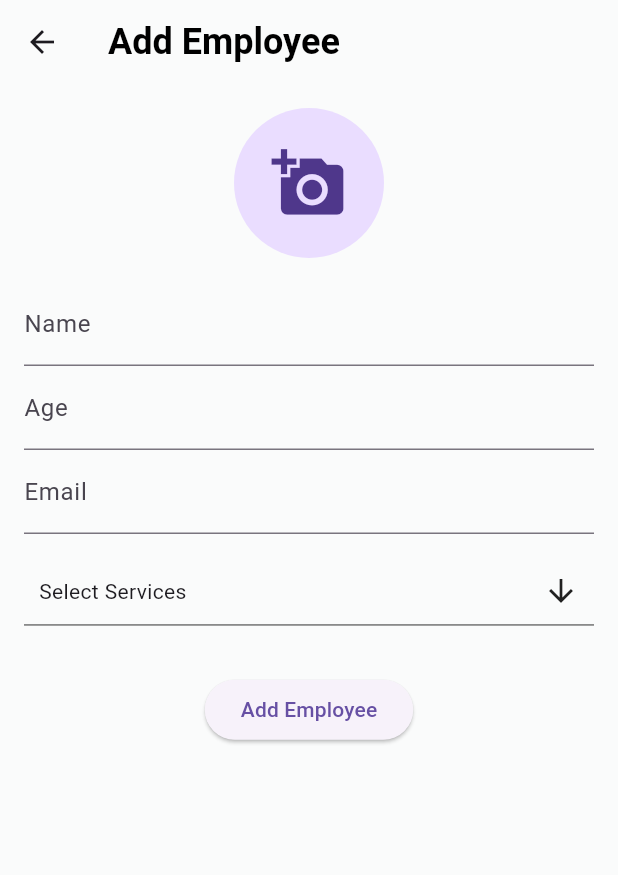
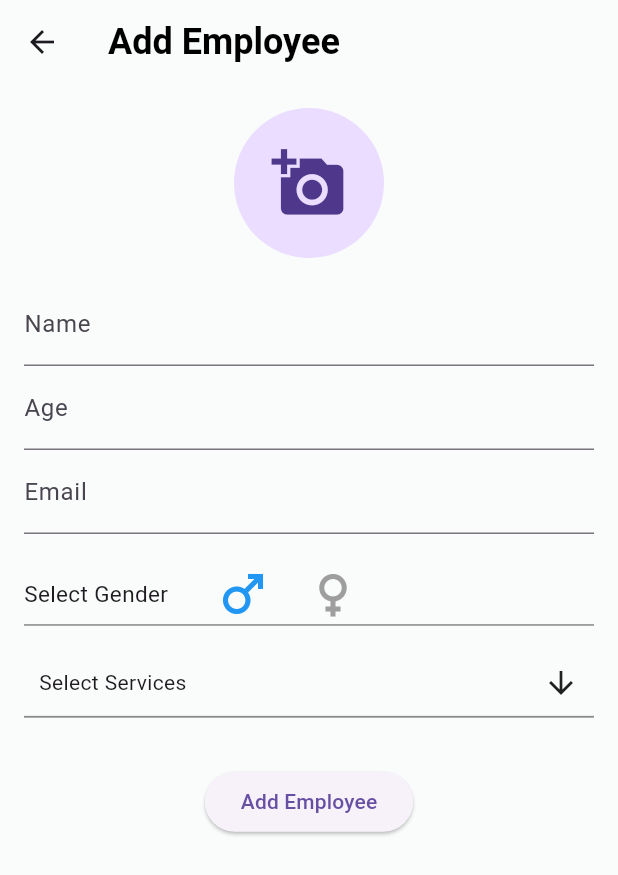
Before and after one commit to LooksBeyond/looksbeyondclient, a Flutter app: the AddEmployee screen opened by its route, on a phone screen of 412 x 824 dp. Shown: the top 875 px of the screen. Run offline on Flutter 3.47's test engine with Material 3 defaults, Android fonts, the phone set to English and light mode, and no system bars; drawn by our look-alikes of multi_select_flutter; our stand-ins replace cached_network_image, cloud_firestore, firebase_auth, firebase_core, firebase_storage, fl_chart and 5 more; accounts and stored records are empty; statements that could not run were skipped.

Commit message:
added gender input

```diff
--- a/lib/models/brand_booking.dart
+++ b/lib/models/brand_booking.dart
@@ -46,8 +46,6 @@ class BrandBooking {
 
   factory BrandBooking.fromFireStore(DocumentSnapshot snapshot) {
     var data = snapshot.data()! as Map<String, dynamic>;
-    print("Booking data::");
-    print(data);
 
     var brandBooking = BrandBooking(
       id: snapshot.id,
--- a/lib/pages/Dashboard/dashboard.dart
+++ b/lib/pages/Dashboard/dashboard.dart
@@ -191,7 +191,6 @@ class _DashboardState extends State<Dashboard> {
                             // Update the status of the booking to "completed"
                             bookingList[index].status = Status.completed;
 
-                            // Update the document in Firestore
                             await FirebaseFirestore.instance
                                 .collection('bookings')
                                 .doc(bookingList[index].id)
@@ -202,7 +201,6 @@ class _DashboardState extends State<Dashboard> {
                                     'Failed to update booking status: $error'));
 
                             setState(() {
-                              // Update the local list to reflect the change
                               bookingList.removeAt(index);
                             });
                           },
--- a/lib/pages/Employees/widgets/addEmployee.dart
+++ b/lib/pages/Employees/widgets/addEmployee.dart
@@ -8,6 +8,8 @@ import 'package:looksbeyondclient/models/logged_in_brand.dart';
 import 'package:looksbeyondclient/provider/AuthProvider.dart';
 import 'package:multi_select_flutter/multi_select_flutter.dart';
 import 'package:provider/provider.dart';
+
+enum Gender { Male, Female }
 
 class AddEmployee extends StatefulWidget {
   static const String pageName = '/addemployees';
@@ -20,7 +22,7 @@ class AddEmployee extends StatefulWidget {
 
 class _AddEmployeeState extends State<AddEmployee> {
   final _formKey = GlobalKey<FormState>();
-
+  late Gender _selectedGender;
   TextEditingController _nameController = TextEditingController();
   TextEditingController _ageController = TextEditingController();
   TextEditingController _emailController = TextEditingController();
@@ -37,8 +39,10 @@ class _AddEmployeeState extends State<AddEmployee> {
   @override
   void initState() {
     super.initState();
+    _selectedGender = Gender.Male;
     _getServices();
-    authenticationProvider = Provider.of<AuthenticationProvider>(context, listen: false);
+    authenticationProvider =
+        Provider.of<AuthenticationProvider>(context, listen: false);
     loggedInBrand = authenticationProvider.loggedInBrand!;
   }
 
@@ -46,14 +50,13 @@ class _AddEmployeeState extends State<AddEmployee> {
     final QuerySnapshot snapshot =
         await FirebaseFirestore.instance.collection('service').get();
     setState(() {
-      _services = snapshot.docs
-          .map((doc) {
+      _services = snapshot.docs.map((doc) {
         final serviceName = doc['name'] as String;
         final serviceId = doc.id;
-        _serviceIds[serviceName] = serviceId; // Store service name and ID in the map
+        _serviceIds[serviceName] =
+            serviceId; // Store service name and ID in the map
         return serviceName;
-      })
-          .toList();
+      }).toList();
     });
   }
 
@@ -103,12 +106,14 @@ class _AddEmployeeState extends State<AddEmployee> {
               for (String serviceName in _selectedServices) {
                 final serviceId = _serviceIds[serviceName];
                 if (serviceId != null) {
-                  servicePricesWithIds[serviceId] = _servicePrices[serviceName] ?? 0.0;
+                  servicePricesWithIds[serviceId] =
+                      _servicePrices[serviceName] ?? 0.0;
                 }
               }
 
               // Add employee details to Firestore
-              DocumentReference employeeRef = await FirebaseFirestore.instance.collection('employee').add({
+              DocumentReference employeeRef =
+                  await FirebaseFirestore.instance.collection('employee').add({
                 'name': _nameController.text,
                 'age': int.parse(_ageController.text),
                 'email': _emailController.text,
@@ -116,14 +121,17 @@ class _AddEmployeeState extends State<AddEmployee> {
                 'services': servicePricesWithIds,
                 'avgRating': 0,
                 'numberOfRatings': 0,
+                'gender': _selectedGender.name.toLowerCase()
               });
 
               loggedInBrand.employees.add(employeeRef.id);
               print('brand id ${loggedInBrand.uid}');
-              await FirebaseFirestore.instance.collection('brands').doc(loggedInBrand.uid).set({
+              await FirebaseFirestore.instance
+                  .collection('brands')
+                  .doc(loggedInBrand.uid)
+                  .set({
                 'employees': FieldValue.arrayUnion([employeeRef.id]),
               }, SetOptions(merge: true));
-
 
               ScaffoldMessenger.of(context).showSnackBar(
                 SnackBar(content: Text('Employee added successfully')),
@@ -170,9 +178,9 @@ class _AddEmployeeState extends State<AddEmployee> {
                   backgroundImage: _image != null ? FileImage(_image!) : null,
                   child: _image == null
                       ? Icon(
-                    Icons.add_a_photo,
-                    size: 50,
-                  )
+                          Icons.add_a_photo,
+                          size: 50,
+                        )
                       : null,
                 ),
               ),
@@ -214,6 +222,55 @@ class _AddEmployeeState extends State<AddEmployee> {
                         return null;
                       },
                     ),
+                    SizedBox(
+                      height: 20,
+                    ),
+                    Container(
+                      decoration: BoxDecoration(
+                        border: Border(bottom: BorderSide(
+                          color: Colors.grey, // Choose your desired border color
+                          width: 1.25,
+                        ))
+                      ),
+                      child: Row(
+                        mainAxisAlignment: MainAxisAlignment.start,
+                        children: [
+                          Text('Select Gender', style: TextStyle(fontSize: 15),),
+                          SizedBox(
+                            width: 30,
+                          ),
+                          GestureDetector(
+                            onTap: () {
+                              setState(() {
+                                _selectedGender = Gender.Male;
+                              });
+                            },
+                            child: Icon(
+                              Icons.male,
+                              color: _selectedGender == Gender.Male
+                                  ? Colors.blue // Apply color based on selection
+                                  : Colors.grey,
+                              size: 40,
+                            ),
+                          ),
+                          SizedBox(width: 20),
+                          GestureDetector(
+                            onTap: () {
+                              setState(() {
+                                _selectedGender = Gender.Female;
+                              });
+                            },
+                            child: Icon(
+                              Icons.female,
+                              color: _selectedGender == Gender.Female
+                                  ? Colors.pink // Apply color based on selection
+                                  : Colors.grey,
+                              size: 40,
+                            ),
+                          ),
+                        ],
+                      ),
+                    ),
                     SizedBox(height: 16.0),
                     MultiSelectDialogField(
                       searchHint: "Type service name",
@@ -228,7 +285,9 @@ class _AddEmployeeState extends State<AddEmployee> {
                       listType: MultiSelectListType.CHIP,
                       onConfirm: (values) {
                         setState(() {
-                          _selectedServices = values.map<String>((value) => value as String).toList();
+                          _selectedServices = values
+                              .map<String>((value) => value as String)
+                              .toList();
                         });
                       },
                       chipDisplay: MultiSelectChipDisplay(
@@ -252,11 +311,13 @@ class _AddEmployeeState extends State<AddEmployee> {
                             SizedBox(width: 10),
                             Expanded(
                               child: TextFormField(
-                                keyboardType: TextInputType.numberWithOptions(decimal: true),
+                                keyboardType: TextInputType.numberWithOptions(
+                                    decimal: true),
                                 decoration: InputDecoration(labelText: 'Price'),
                                 onChanged: (value) {
                                   setState(() {
-                                    _servicePrices[service] = double.tryParse(value) ?? 0.0;
+                                    _servicePrices[service] =
+                                        double.tryParse(value) ?? 0.0;
                                   });
                                 },
                               ),
```
Also changed, not shown: lib/pages/AdditionalInfo/AdditionalInfoScreen.dart (+8 -6 lines), pubspec.lock, 2 other files.
